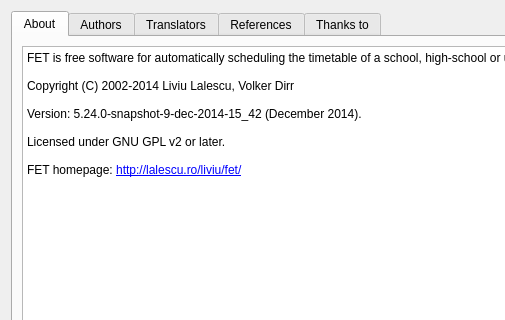
Above: src/interface/helpaboutform_template.ui from vanyog/FET before the change; both pictures show x 0 to 505 and y 0 to 320 of the 690 by 430 pixel window. Below: the same form after it.
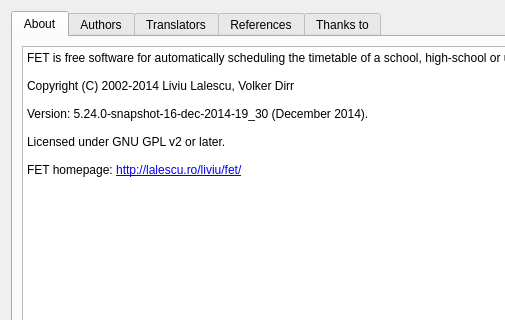
That is the form after the change.

Commit message: 16 Dec Snapshot

Diff of the .ui file:
```diff
--- a/src/interface/helpaboutform_template.ui
+++ b/src/interface/helpaboutform_template.ui
@@ -53,7 +53,7 @@
 &lt;p style=&quot;-qt-paragraph-type:empty; margin-top:0px; margin-bottom:0px; margin-left:0px; margin-right:0px; -qt-block-indent:0; text-indent:0px; font-family:'Sans Serif'; font-size:9pt;&quot;&gt;&lt;br /&gt;&lt;/p&gt;
 &lt;p style=&quot; margin-top:0px; margin-bottom:0px; margin-left:0px; margin-right:0px; -qt-block-indent:0; text-indent:0px;&quot;&gt;&lt;span style=&quot; font-family:'Sans Serif'; font-size:9pt;&quot;&gt;Copyright (C) 2002-2014 Liviu Lalescu, Volker Dirr&lt;/span&gt;&lt;/p&gt;
 &lt;p style=&quot;-qt-paragraph-type:empty; margin-top:0px; margin-bottom:0px; margin-left:0px; margin-right:0px; -qt-block-indent:0; text-indent:0px; font-family:'Sans Serif'; font-size:9pt;&quot;&gt;&lt;br /&gt;&lt;/p&gt;
-&lt;p style=&quot; margin-top:0px; margin-bottom:0px; margin-left:0px; margin-right:0px; -qt-block-indent:0; text-indent:0px;&quot;&gt;&lt;span style=&quot; font-family:'Sans Serif'; font-size:9pt;&quot;&gt;Version: 5.24.0-snapshot-9-dec-2014-15_42 (December 2014).&lt;/span&gt;&lt;/p&gt;
+&lt;p style=&quot; margin-top:0px; margin-bottom:0px; margin-left:0px; margin-right:0px; -qt-block-indent:0; text-indent:0px;&quot;&gt;&lt;span style=&quot; font-family:'Sans Serif'; font-size:9pt;&quot;&gt;Version: 5.24.0-snapshot-16-dec-2014-19_30 (December 2014).&lt;/span&gt;&lt;/p&gt;
 &lt;p style=&quot;-qt-paragraph-type:empty; margin-top:0px; margin-bottom:0px; margin-left:0px; margin-right:0px; -qt-block-indent:0; text-indent:0px; font-family:'Sans Serif'; font-size:9pt;&quot;&gt;&lt;br /&gt;&lt;/p&gt;
 &lt;p style=&quot; margin-top:0px; margin-bottom:0px; margin-left:0px; margin-right:0px; -qt-block-indent:0; text-indent:0px;&quot;&gt;&lt;span style=&quot; font-family:'Sans Serif'; font-size:9pt;&quot;&gt;Licensed under GNU GPL v2 or later.&lt;/span&gt;&lt;/p&gt;
 &lt;p style=&quot;-qt-paragraph-type:empty; margin-top:0px; margin-bottom:0px; margin-left:0px; margin-right:0px; -qt-block-indent:0; text-indent:0px; font-family:'Sans Serif'; font-size:9pt;&quot;&gt;&lt;br /&gt;&lt;/p&gt;
```
The commit also changes 72 other files.
